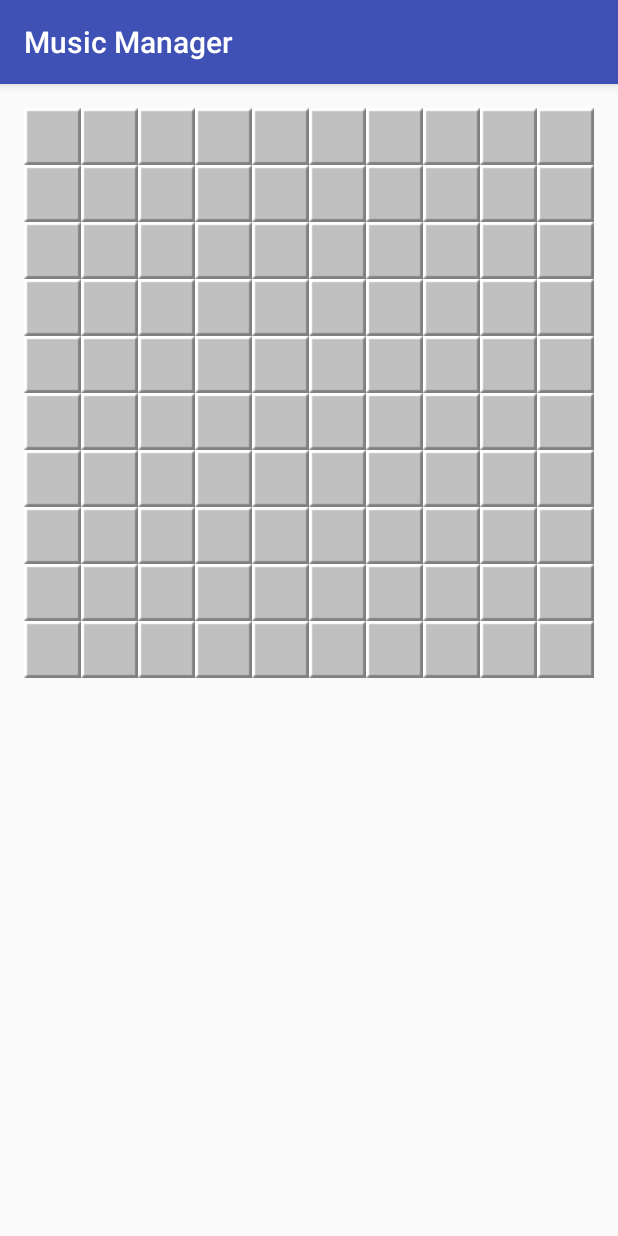
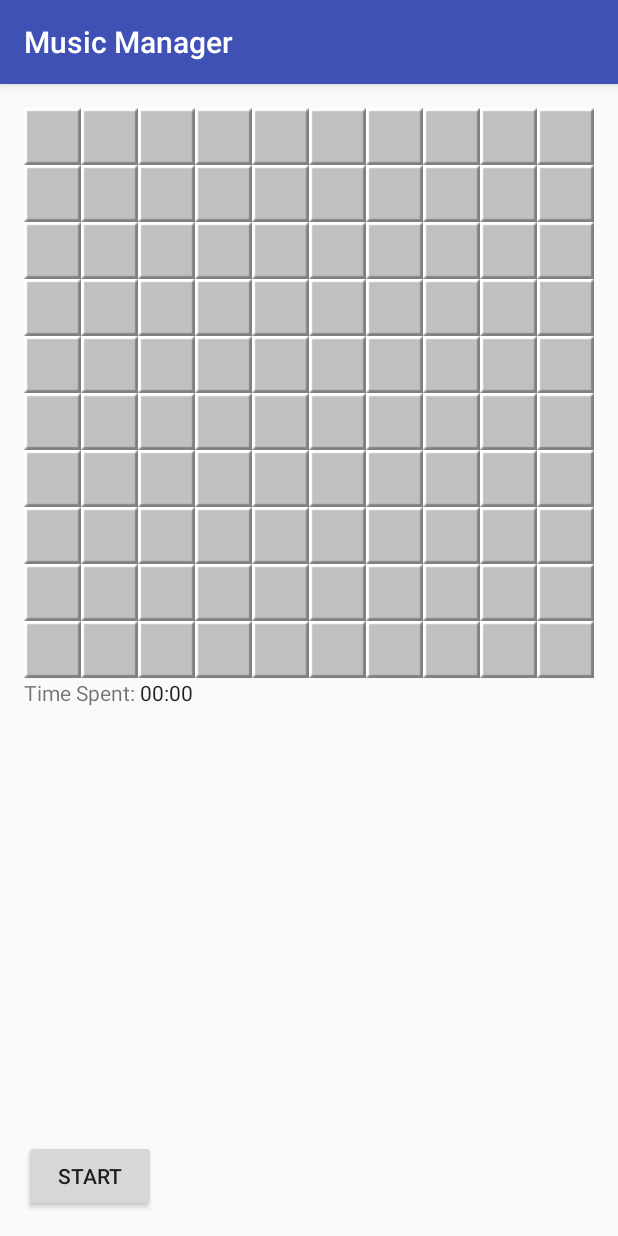
Before and after one commit to rogeriotakashi/Android-CampoMinado, an Android app: the Game screen opened directly, with no data from a screen before it, on a phone screen of 412 x 824 dp. Run offline under Robolectric (Android 15) with nearby library versions, the light colour scheme and no system bars.

Commit message:
Added Chronometer function to the game

```diff
--- a/app/src/main/java/com/example/rogerio/campominado/Game.java
+++ b/app/src/main/java/com/example/rogerio/campominado/Game.java
@@ -1,19 +1,44 @@
 package com.example.rogerio.campominado;
 
+import android.os.SystemClock;
 import android.support.v7.app.AppCompatActivity;
 import android.os.Bundle;
-import android.widget.TextView;
+import android.view.View;
+import android.widget.Button;
+import android.widget.Chronometer;
+
 
 public class Game extends AppCompatActivity {
 
+    Chronometer chronometer;
+    Button start;
 
     @Override
     protected void onCreate(Bundle savedInstanceState) {
         super.onCreate(savedInstanceState);
         setContentView(R.layout.activity_game);
-
+        chronometer = (Chronometer) findViewById(R.id.chronometer2);
+        start = (Button) findViewById(R.id.btnStart);
 
         GameEngine.getInstance().createGrid(this);
 
+
+        start.setOnClickListener(new View.OnClickListener() {
+            @Override
+            public void onClick(View v) {
+                chronometer.setText("Time Spent:");
+                chronometer.setBase(SystemClock.elapsedRealtime());
+                chronometer.start();
+                GameEngine.getInstance().startGame();;
+            }
+        });
+
+
+
+
+
+
+
+
     }
 }
--- a/app/src/main/res/layout/activity_game.xml
+++ b/app/src/main/res/layout/activity_game.xml
@@ -21,4 +21,28 @@
 
       </com.example.rogerio.campominado.views.grid.Grid>
 
+    <Button
+        android:text="Start"
+        android:layout_width="wrap_content"
+        android:layout_height="wrap_content"
+        android:layout_alignParentBottom="true"
+        android:layout_alignParentLeft="true"
+        android:layout_alignParentStart="true"
+        android:id="@+id/btnStart" />
+
+    <TextView
+        android:text="Time Spent: "
+        android:layout_width="wrap_content"
+        android:layout_height="wrap_content"
+        android:layout_below="@+id/Grid"
+        android:id="@+id/textView7" />
+
+    <Chronometer
+        android:layout_width="wrap_content"
+        android:layout_height="wrap_content"
+        android:id="@+id/chronometer2"
+        android:layout_below="@+id/Grid"
+        android:layout_toRightOf="@+id/textView7"
+        android:layout_toEndOf="@+id/textView7" />
+
 </RelativeLayout>
```
Also changed, not shown: app/src/main/java/com/example/rogerio/campominado/GameEngine.java (+21 -18 lines).
